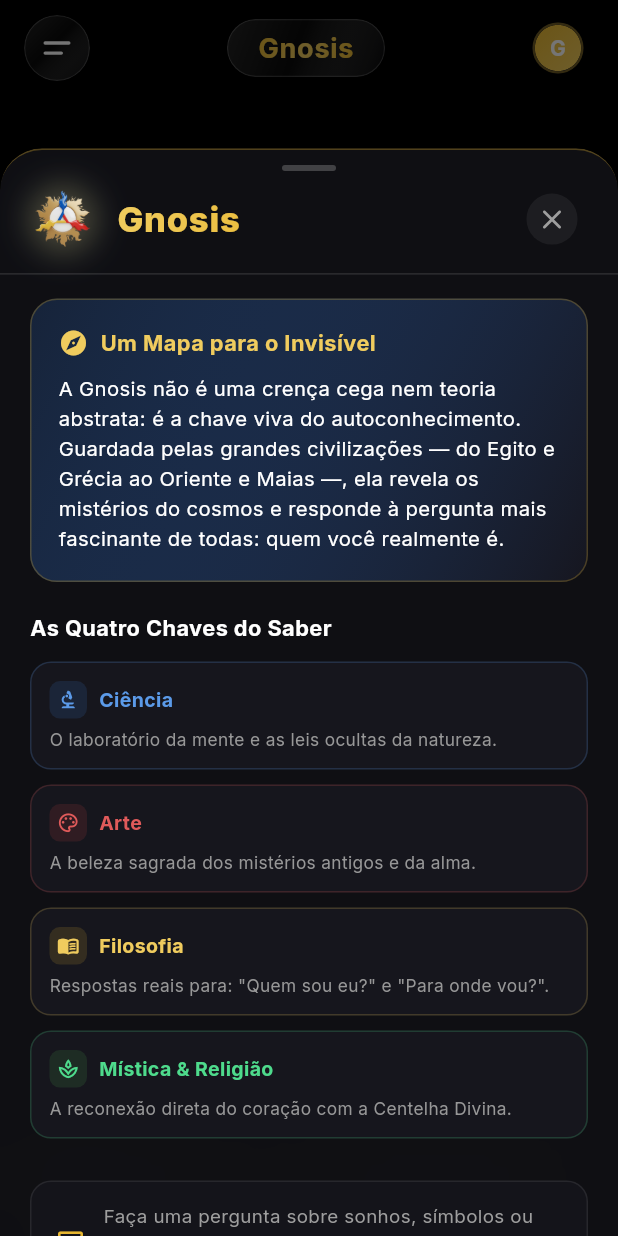
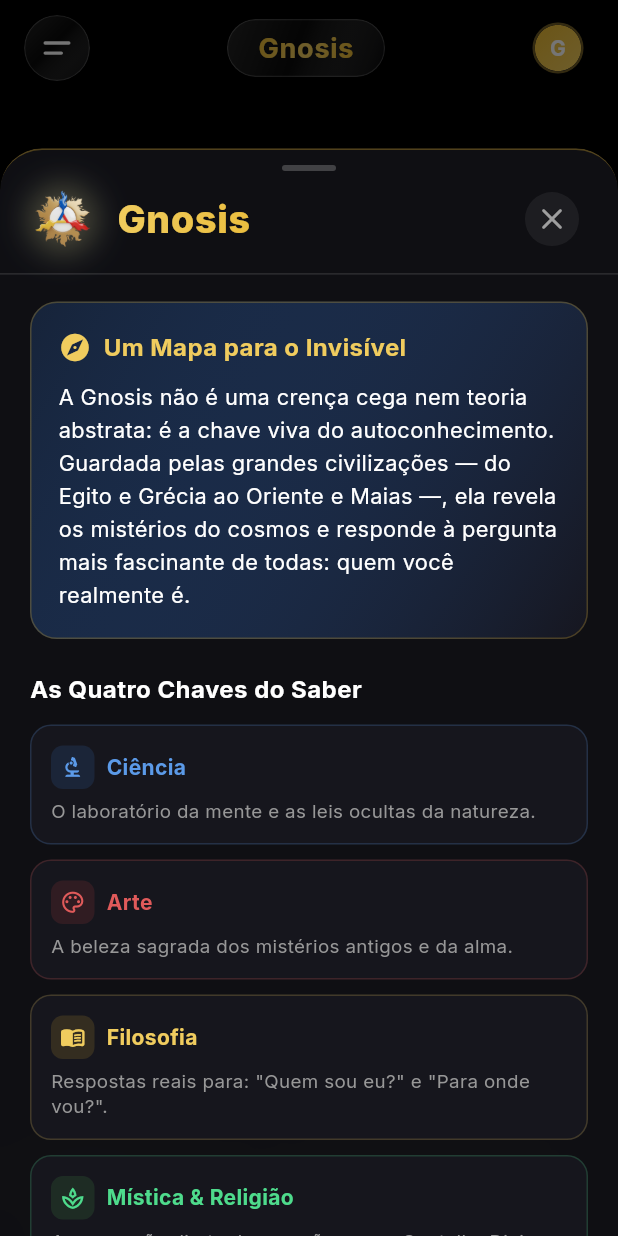
Before and after one commit to WArbiol/Gnosis-Chat-Front, a Flutter app: the screen it shows once a user with an empty profile is signed in, after a tap on "Gnosis", on a phone screen of 412 x 824 dp. Run offline on Flutter 3.47's test engine with Material 3 defaults, Android fonts, the phone set to English and light mode, and no system bars; our stand-ins replace dio, flutter_dotenv, flutter_markdown, flutter_riverpod, flutter_secure_storage, flutter_tts and 10 more; missing offline and left inert: dart:js_interop, encrypt, fetch_client, flutter_markdown_latex, liquid_glass_easy, markdown and 1 more; accounts and stored records are empty; network calls fail.

Commit message:
style(ui): scale up font sizes in About Gnosis bottom sheet for enhanced mobile readability

```diff
--- a/lib/features/chat/presentation/widgets/about_gnosis_bottom_sheet.dart
+++ b/lib/features/chat/presentation/widgets/about_gnosis_bottom_sheet.dart
@@ -137,7 +137,7 @@ class AboutGnosisBottomSheet extends StatelessWidget {
                           'Gnosis',
                           style: TextStyle(
                             color: Colors.white,
-                            fontSize: 23,
+                            fontSize: 25,
                             fontWeight: FontWeight.w800,
                             letterSpacing: 0.5,
                           ),
@@ -145,13 +145,13 @@ class AboutGnosisBottomSheet extends StatelessWidget {
                       ),
                     ),
                     IconButton(
-                      icon: const Icon(Icons.close_rounded, color: AppColors.onSurfaceVariant, size: 22),
+                      icon: const Icon(Icons.close_rounded, color: AppColors.onSurfaceVariant, size: 24),
                       onPressed: () => Navigator.of(context).pop(),
                       tooltip: 'Fechar',
                       style: IconButton.styleFrom(
                         backgroundColor: Colors.white.withValues(alpha: 0.06),
                         padding: EdgeInsets.zero,
-                        minimumSize: const Size(34, 34),
+                        minimumSize: const Size(36, 36),
                       ),
                     ),
                   ],
@@ -165,7 +165,7 @@ class AboutGnosisBottomSheet extends StatelessWidget {
               Flexible(
                 child: SingleChildScrollView(
                   physics: const BouncingScrollPhysics(),
-                  padding: const EdgeInsets.fromLTRB(20, 16, 20, 36),
+                  padding: const EdgeInsets.fromLTRB(20, 18, 20, 36),
                   child: Column(
                     crossAxisAlignment: CrossAxisAlignment.stretch,
                     children: [
@@ -192,13 +192,13 @@ class AboutGnosisBottomSheet extends StatelessWidget {
                           children: [
                             Row(
                               children: [
-                                Icon(Icons.explore_rounded, color: AppColors.accentLight, size: 20),
+                                Icon(Icons.explore_rounded, color: AppColors.accentLight, size: 22),
                                 SizedBox(width: 8),
                                 Text(
                                   'Um Mapa para o Invisível',
                                   style: TextStyle(
                                     color: AppColors.accentLight,
-                                    fontSize: 14.5,
+                                    fontSize: 16,
                                     fontWeight: FontWeight.w700,
                                     letterSpacing: 0.3,
                                   ),
@@ -212,22 +212,22 @@ class AboutGnosisBottomSheet extends StatelessWidget {
                               'ela revela os mistérios do cosmos e responde à pergunta mais fascinante de todas: quem você realmente é.',
                               style: TextStyle(
                                 color: Colors.white,
-                                fontSize: 13.5,
-                                height: 1.5,
+                                fontSize: 14.5,
+                                height: 1.55,
                               ),
                             ),
                           ],
                         ),
                       ),
 
-                      const SizedBox(height: 20),
+                      const SizedBox(height: 22),
 
                       // Section Title: As 4 Chaves da Sabedoria
                       const Text(
                         'As Quatro Chaves do Saber',
                         style: TextStyle(
                           color: Colors.white,
-                          fontSize: 14.5,
+                          fontSize: 16,
                           fontWeight: FontWeight.w700,
                           letterSpacing: 0.3,
                         ),
@@ -277,7 +277,7 @@ class AboutGnosisBottomSheet extends StatelessWidget {
                               physics: const NeverScrollableScrollPhysics(),
                               mainAxisSpacing: 10,
                               crossAxisSpacing: 10,
-                              childAspectRatio: 2.2,
+                              childAspectRatio: 2.1,
                               children: items,
                             );
                           }
@@ -308,15 +308,15 @@ class AboutGnosisBottomSheet extends StatelessWidget {
                         ),
                         child: const Row(
                           children: [
-                            Icon(Icons.chat_bubble_outline_rounded, color: AppColors.accent, size: 20),
+                            Icon(Icons.chat_bubble_outline_rounded, color: AppColors.accent, size: 22),
                             SizedBox(width: 12),
                             Expanded(
                               child: Text(
                                 'Faça uma pergunta sobre sonhos, símbolos ou espiritualidade e descubra o que a Gnosis tem a revelar.',
                                 style: TextStyle(
                                   color: AppColors.onSurfaceVariant,
-                                  fontSize: 12.5,
-                                  height: 1.4,
+                                  fontSize: 13.5,
+                                  height: 1.45,
                                 ),
                               ),
                             ),
@@ -333,7 +333,7 @@ class AboutGnosisBottomSheet extends StatelessWidget {
                           borderRadius: BorderRadius.circular(16),
                           onTap: () => _openUrl(context, 'https://gnosisbrasil.com'),
                           child: Container(
-                            padding: const EdgeInsets.symmetric(horizontal: 16, vertical: 14),
+                            padding: const EdgeInsets.symmetric(horizontal: 16, vertical: 15),
                             decoration: BoxDecoration(
                               gradient: LinearGradient(
                                 colors: [
@@ -359,8 +359,8 @@ class AboutGnosisBottomSheet extends StatelessWidget {
                             child: Row(
                               children: [
                                 Container(
-                                  width: 38,
-                                  height: 38,
+                                  width: 42,
+                                  height: 42,
                                   decoration: BoxDecoration(
                                     color: AppColors.accent.withValues(alpha: 0.2),
                                     shape: BoxShape.circle,
@@ -368,7 +368,7 @@ class AboutGnosisBottomSheet extends StatelessWidget {
                                   child: const Icon(
                                     Icons.public_rounded,
                                     color: AppColors.accentLight,
-                                    size: 20,
+                                    size: 22,
                                   ),
                                 ),
                                 const SizedBox(width: 14),
@@ -380,16 +380,16 @@ class AboutGnosisBottomSheet extends StatelessWidget {
                                         'Explore o Portal Gnosis Brasil',
                                         style: TextStyle(
                                           color: Colors.white,
-                                          fontSize: 14,
+                                          fontSize: 15,
                                           fontWeight: FontWeight.w700,
                                         ),
                                       ),
-                                      SizedBox(height: 2),
+                                      SizedBox(height: 3),
                                       Text(
                                         'Cursos, acervo e práticas gratuitas • gnosisbrasil.com',
                                         style: TextStyle(
                                           color: AppColors.accentLight,
-                                          fontSize: 11.5,
+                                          fontSize: 12.5,
                                           fontWeight: FontWeight.w500,
                                         ),
                                       ),
@@ -399,7 +399,7 @@ class AboutGnosisBottomSheet extends StatelessWidget {
                                 const Icon(
                                   Icons.arrow_outward_rounded,
                                   color: AppColors.accentLight,
-                                  size: 18,
+                                  size: 20,
                                 ),
                               ],
                             ),
@@ -477,7 +477,7 @@ class _PillarCard extends StatelessWidget {
   @override
   Widget build(BuildContext context) {
     return Container(
-      padding: const EdgeInsets.all(12),
+      padding: const EdgeInsets.all(13),
       decoration: BoxDecoration(
         color: const Color(0xFF16161D),
         borderRadius: BorderRadius.circular(14),
@@ -493,19 +493,19 @@ class _PillarCard extends StatelessWidget {
           Row(
             children: [
               Container(
-                padding: const EdgeInsets.all(5),
+                padding: const EdgeInsets.all(6),
                 decoration: BoxDecoration(
                   color: badgeBg,
-                  borderRadius: BorderRadius.circular(7),
+                  borderRadius: BorderRadius.circular(8),
                 ),
-                child: Icon(icon, color: color, size: 15),
+                child: Icon(icon, color: color, size: 17),
               ),
               const SizedBox(width: 8),
               Text(
                 title,
                 style: TextStyle(
                   color: color,
-                  fontSize: 13,
+                  fontSize: 14,
                   fontWeight: FontWeight.w700,
                 ),
               ),
@@ -516,8 +516,8 @@ class _PillarCard extends StatelessWidget {
             description,
             style: TextStyle(
               color: AppColors.onSurfaceVariant.withValues(alpha: 0.95),
-              fontSize: 11.5,
-              height: 1.3,
+              fontSize: 12.5,
+              height: 1.35,
             ),
             maxLines: 2,
             overflow: TextOverflow.ellipsis,
@@ -549,7 +549,7 @@ class _StoreButton extends StatelessWidget {
         borderRadius: BorderRadius.circular(12),
         onTap: onTap,
         child: Container(
-          padding: const EdgeInsets.symmetric(horizontal: 12, vertical: 10),
+          padding: const EdgeInsets.symmetric(horizontal: 12, vertical: 11),
           decoration: BoxDecoration(
             color: const Color(0xFF181820),
             borderRadius: BorderRadius.circular(12),
@@ -561,7 +561,7 @@ class _StoreButton extends StatelessWidget {
           child: Row(
             mainAxisAlignment: MainAxisAlignment.center,
             children: [
-              Icon(icon, color: Colors.white, size: 20),
+              Icon(icon, color: Colors.white, size: 21),
               const SizedBox(width: 8),
               Flexible(
                 child: Column(
@@ -572,7 +572,7 @@ class _StoreButton extends StatelessWidget {
                       storeName,
                       style: const TextStyle(
                         color: Colors.white,
-                        fontSize: 12,
+                        fontSize: 13,
                         fontWeight: FontWeight.w600,
                       ),
                       overflow: TextOverflow.ellipsis,
@@ -581,7 +581,7 @@ class _StoreButton extends StatelessWidget {
                       badge,
                       style: TextStyle(
                         color: AppColors.accentLight.withValues(alpha: 0.9),
-                        fontSize: 10,
+                        fontSize: 11,
                         fontWeight: FontWeight.w500,
                       ),
                     ),
```
